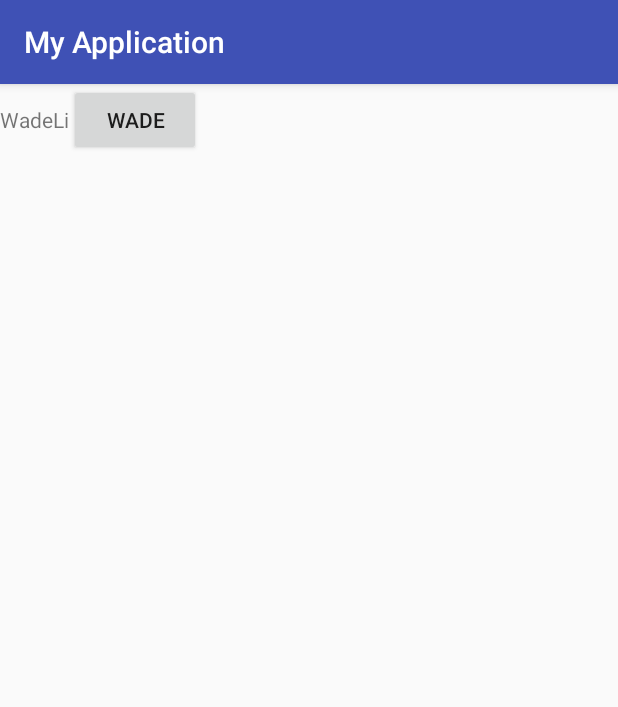
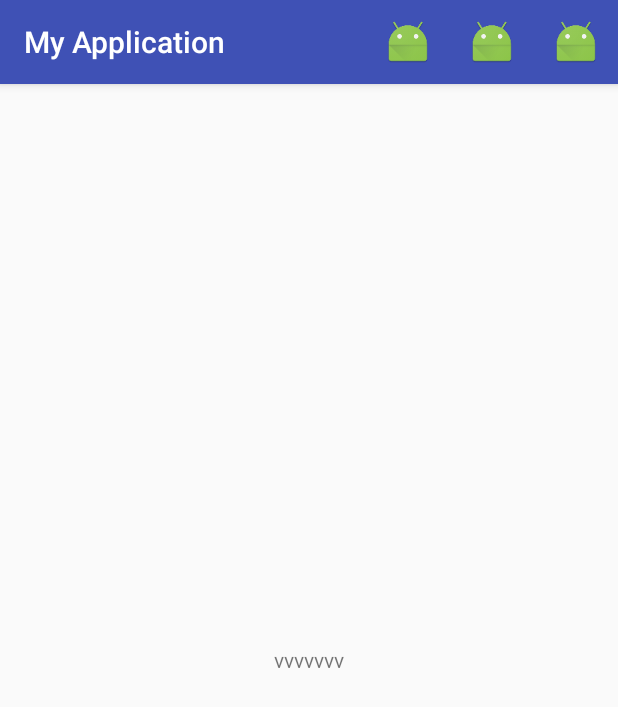
Before and after one commit to caoxinghuahua/MyProject, an Android app: the screen it shows after launch (MvvmTestActivity before the commit, DrawLayoutTestActivity after it), on a phone screen of 412 x 824 dp. Shown: the top 707 px of the screen. Run offline under Robolectric (Android 15) with nearby library versions, the phone set to English and light mode, and no system bars.

Commit message:
MVVM和DrawLayout的使用

```diff
--- a/app/src/main/AndroidManifest.xml
+++ b/app/src/main/AndroidManifest.xml
@@ -14,9 +14,11 @@
 
         </activity>
         <activity android:name=".MvvmTestActivity">
+
+        </activity>
+        <activity android:name=".DrawLayoutTestActivity">
             <intent-filter>
                 <action android:name="android.intent.action.MAIN" />
-
                 <category android:name="android.intent.category.LAUNCHER" />
             </intent-filter>
         </activity>
--- /dev/null
+++ b/app/src/main/java/com/example/caoxinghua/myapplication/DrawLayoutTestActivity.java
@@ -0,0 +1,85 @@
+package com.example.caoxinghua.myapplication;
+
+import android.os.Bundle;
+import android.support.v4.widget.DrawerLayout;
+import android.support.v7.app.ActionBar;
+import android.support.v7.app.ActionBarDrawerToggle;
+import android.support.v7.app.AppCompatActivity;
+import android.view.Gravity;
+import android.view.Menu;
+import android.view.MenuInflater;
+import android.view.MenuItem;
+import android.view.View;
+import android.widget.AdapterView;
+import android.widget.ArrayAdapter;
+import android.widget.ListView;
+import android.widget.TextView;
+
+/**
+ * Created by caoxinghua on 2017/1/18.
+ */
+
+public class DrawLayoutTestActivity extends AppCompatActivity{
+    private ListView listView;
+    private DrawerLayout drawerLayout;
+    private String[] menus;
+    private TextView contentTv;
+    private ActionBarDrawerToggle toggle;
+    @Override
+    protected void onCreate(Bundle savedInstanceState) {
+        super.onCreate(savedInstanceState);
+        ActionBar actionBar=getSupportActionBar();
+        actionBar.setDisplayShowHomeEnabled(true);
+        setContentView(R.layout.layout_drawlayout);
+        drawerLayout=(DrawerLayout)findViewById(R.id.drawLayout);
+        contentTv=(TextView)findViewById(R.id.tv);
+        listView=(ListView)findViewById(R.id.lv);
+        menus=getResources().getStringArray(R.array.simple_array);
+        ArrayAdapter<String> adapter=new ArrayAdapter<String>(this,R.layout.drawlayout_list_item,R.id.item_tv,menus);
+        listView.setAdapter(adapter);
+        listView.setOnItemClickListener(new AdapterView.OnItemClickListener() {
+            @Override
+            public void onItemClick(AdapterView<?> parent, View view, int position, long id) {
+                contentTv.setText(menus[position]);
+                drawerLayout.closeDrawer(Gravity.LEFT);
+            }
+        });
+//       drawerLayout.openDrawer(Gravity.LEFT);
+
+    }
+
+    @Override
+    public boolean onOptionsItemSelected(MenuItem item) {
+        switch (item.getItemId()){
+            case R.id.action_compose:
+                if(drawerLayout.isDrawerOpen(Gravity.LEFT)){
+                    drawerLayout.closeDrawer(Gravity.LEFT);
+                }else {
+                    drawerLayout.openDrawer(Gravity.LEFT);
+                }
+                break;
+            case R.id.action_delete:
+                if(drawerLayout.isDrawerOpen(Gravity.LEFT)){
+                    drawerLayout.closeDrawer(Gravity.LEFT);
+                }else {
+                    drawerLayout.openDrawer(Gravity.LEFT);
+                }
+                break;
+            case R.id.action_settings:
+                if(drawerLayout.isDrawerOpen(Gravity.LEFT)){
+                    drawerLayout.closeDrawer(Gravity.LEFT);
+                }else {
+                    drawerLayout.openDrawer(Gravity.LEFT);
+                }
+                break;
+        }
+        return true;
+    }
+
+    @Override
+    public boolean onCreateOptionsMenu(Menu menu) {
+        MenuInflater inflater=getMenuInflater();
+        inflater.inflate(R.menu.main,menu);
+        return super.onCreateOptionsMenu(menu);
+    }
+}
--- a/app/src/main/java/com/example/caoxinghua/myapplication/User.java
+++ b/app/src/main/java/com/example/caoxinghua/myapplication/User.java
@@ -47,7 +47,7 @@ public class User {
     }
 
 
-    @BindingAdapter("bind:iconUrl")
+    @BindingAdapter("iconUrl")
     public static void getNetImage(ImageView imageView,String iconUrl){
         Glide.with(imageView.getContext()).load(iconUrl).into(imageView);
     }
--- /dev/null
+++ b/app/src/main/res/layout/layout_drawlayout.xml
@@ -0,0 +1,21 @@
+<?xml version="1.0" encoding="utf-8"?>
+<android.support.v4.widget.DrawerLayout
+       xmlns:android="http://schemas.android.com/apk/res/android"
+       android:layout_width="match_parent"
+       android:layout_height="match_parent"
+       android:id="@+id/drawLayout">
+       <TextView
+           android:layout_width="match_parent"
+           android:layout_height="match_parent"
+           android:id="@+id/tv"
+           android:gravity="center"
+           android:text="vvvvvvv"/>
+       <ListView
+           android:layout_width="200dp"
+           android:layout_height="match_parent"
+           android:id="@+id/lv"
+           android:layout_gravity="start"
+           android:background="#b5b5b5">
+
+       </ListView>
+</android.support.v4.widget.DrawerLayout>
--- /dev/null
+++ b/app/src/main/res/menu/main.xml
@@ -0,0 +1,21 @@
+<?xml version="1.0" encoding="utf-8"?>
+<menu xmlns:android="http://schemas.android.com/apk/res/android"
+      xmlns:app="http://schemas.android.com/apk/res-auto">
+
+    <item
+        android:id="@+id/action_compose"
+        android:icon="@mipmap/ic_launcher"
+        app:showAsAction="always"
+        android:title="v1"/>
+    <item
+        android:id="@+id/action_delete"
+        android:icon="@mipmap/ic_launcher"
+        app:showAsAction="always"
+        android:title="v2"/>
+    <item
+        android:id="@+id/action_settings"
+        android:icon="@mipmap/ic_launcher"
+        app:showAsAction="always"
+        android:title="v3"/>
+
+</menu>
--- a/app/src/main/res/values/strings.xml
+++ b/app/src/main/res/values/strings.xml
@@ -1,3 +1,13 @@
 <resources>
     <string name="app_name">My Application</string>
+    <string-array name="simple_array">
+        <item>列表1</item>
+        <item>列表2</item>
+        <item>列表3</item>
+        <item>列表4</item>
+        <item>列表5</item>
+        <item>列表6</item>
+        <item>列表7</item>
+        <item>列表8</item>
+    </string-array>
 </resources>
--- a/app/src/main/res/values/styles.xml
+++ b/app/src/main/res/values/styles.xml
@@ -7,6 +7,7 @@
         <item name="colorPrimaryDark">@color/colorPrimaryDark</item>
         <item name="colorAccent">@color/colorAccent</item>
         <item name="android:windowFullscreen">false</item>
+        <item name="android:windowNoTitle">true</item>
     </style>
 
 </resources>
```
Also changed, not shown: app/src/main/java/com/example/caoxinghua/myapplication/Food.java (added, +69 -0 lines), app/src/main/java/com/example/caoxinghua/myapplication/MvvmTestActivity.java (+29 -0 lines), app/src/main/java/com/example/caoxinghua/myapplication/adapter/MyAdapter.java (added, +56 -0 lines), app/src/main/res/layout/drawlayout_list_item.xml (added, +14 -0 lines), app/src/main/res/layout/listview_item.xml (added, +50 -0 lines), app/src/main/res/layout/main_listview.xml (added, +11 -0 lines).
